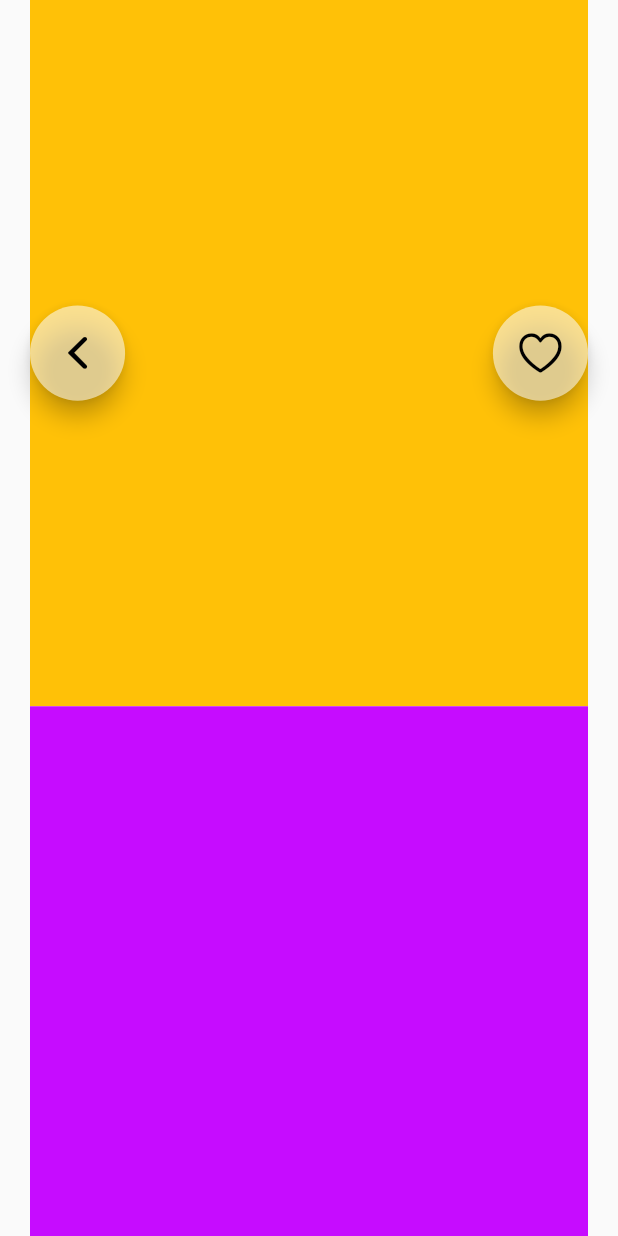
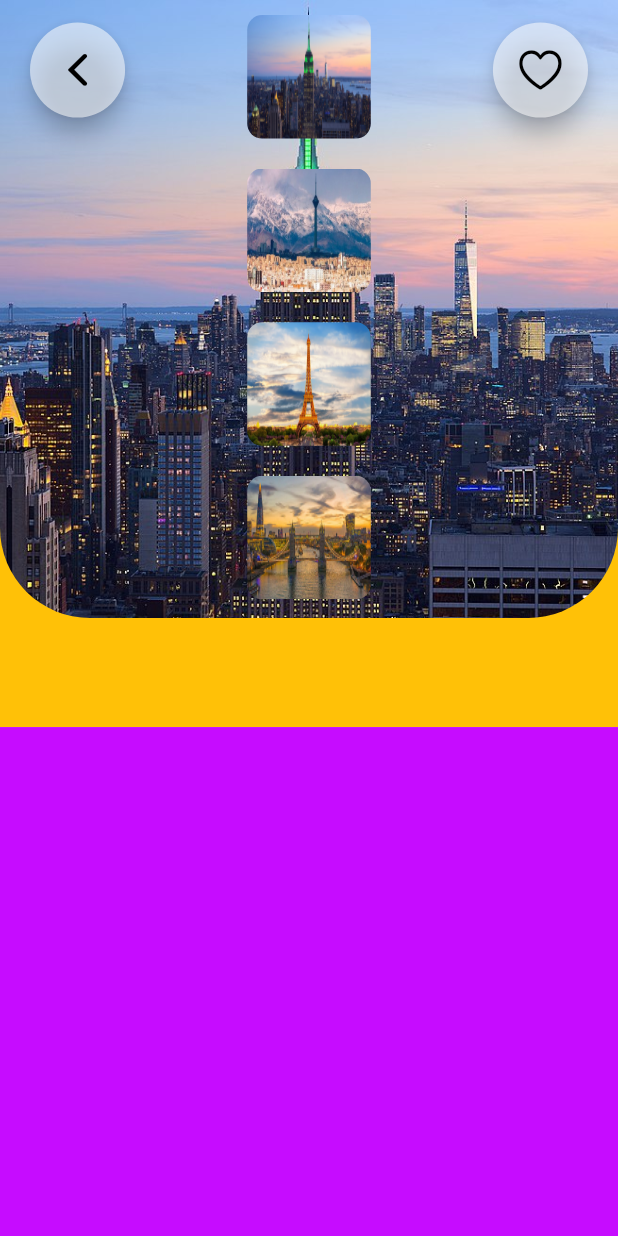
Before and after one commit to aminmk99/travel-app, a Flutter app: the screen it shows after launch, on a phone screen of 412 x 824 dp. Run offline on Flutter 3.47's test engine with Material 2 defaults, Android fonts, the phone set to English and light mode, and no system bars.

Commit message:
Created list of images

```diff
--- a/lib/screens/main_screen.dart
+++ b/lib/screens/main_screen.dart
@@ -1,25 +1,41 @@
 import 'package:flutter/material.dart';
-import 'package:flutter/src/foundation/key.dart';
-import 'package:flutter/src/widgets/framework.dart';
-import 'package:travel_app/widgets/lower_widget.dart';
-import 'package:travel_app/widgets/upper_widget.dart';
+import 'package:travel_app/widgets/banner_image.dart';
+import 'package:travel_app/widgets/list_of_images.dart';
+import 'package:travel_app/widgets/my_app_bar.dart';
 
 class MainScreen extends StatelessWidget {
-  const MainScreen({Key? key}) : super(key: key);
+  MainScreen({Key? key}) : super(key: key);
+
+  int _selectedIndex = 0;
+
+  double magnitude = 13;
 
   @override
   Widget build(BuildContext context) {
     var size = MediaQuery.of(context).size;
     return Scaffold(
-      body: Padding(
-        padding: const EdgeInsets.symmetric(horizontal: 20),
-        child: SafeArea(
-          child: Column(
-            children: [
-              UpperWidget(),
-              LowerWidget(),
-            ],
-          ),
+      body: SafeArea(
+        child: Column(
+          children: [
+            // UpperWidget(),
+            Container(
+              width: double.infinity,
+              height: size.height / 1.7,
+              color: Colors.amber,
+              child: Stack(
+                children: [
+                  BannerImage(selectedIndex: _selectedIndex),
+                  MyAppBar(),
+                  ListOfImages(selectedIndex: _selectedIndex)
+                ],
+              ),
+            ),
+            Expanded(
+      child: Container(
+        color: Color.fromARGB(250, 197, 7, 255),
+      ),
+    ),
+          ],
         ),
       ),
     );
--- /dev/null
+++ b/lib/widgets/banner_image.dart
@@ -0,0 +1,29 @@
+import 'package:flutter/material.dart';
+import 'package:flutter/src/foundation/key.dart';
+import 'package:flutter/src/widgets/framework.dart';
+import 'package:travel_app/model/travel_model.dart';
+
+class BannerImage extends StatelessWidget {
+  BannerImage({required this.selectedIndex});
+
+  int selectedIndex;
+
+  @override
+  Widget build(BuildContext context) {
+    var size = MediaQuery.of(context).size;
+    return Container(
+      width: double.infinity,
+      height: size.height / 2,
+      decoration: BoxDecoration(
+        borderRadius: BorderRadius.only(
+          bottomLeft: Radius.circular(60),
+          bottomRight: Radius.circular(60),
+        ),
+        image: DecorationImage(
+          image: AssetImage(travelList[selectedIndex].image),
+          fit: BoxFit.cover,
+        ),
+      ),
+    );
+  }
+}
--- /dev/null
+++ b/lib/widgets/list_of_images.dart
@@ -0,0 +1,44 @@
+import 'package:flutter/material.dart';
+import 'package:flutter/src/foundation/key.dart';
+import 'package:flutter/src/widgets/framework.dart';
+
+import '../model/travel_model.dart';
+
+class ListOfImages extends StatelessWidget {
+   ListOfImages({required this.selectedIndex});
+
+  int selectedIndex;
+
+  @override
+  Widget build(BuildContext context) {
+    var size = MediaQuery.of(context).size;
+    return ListView.builder(
+      itemCount: travelList.length,
+      itemBuilder: (context, index) {
+        return Column(
+          children: [
+            Padding(
+              padding: const EdgeInsets.symmetric(vertical: 10),
+              child: ClipRRect(
+                borderRadius: BorderRadius.circular(10),
+                child: InkWell(
+                  onTap: () {
+                    print('image list');
+                  },
+                  child: AnimatedContainer(
+                      duration: Duration(milliseconds: 500),
+                      width: size.height / 10,
+                      height: size.height / 10,
+                      child: Image(
+                        image: AssetImage(travelList[index].image),
+                        fit: BoxFit.fill,
+                      )),
+                ),
+              ),
+            ),
+          ],
+        );
+      },
+    );
+  }
+}
--- a/lib/widgets/lower_widget.dart
+++ /dev/null
@@ -1,17 +0,0 @@
-import 'package:flutter/material.dart';
-import 'package:flutter/src/foundation/key.dart';
-import 'package:flutter/src/widgets/framework.dart';
-
-class LowerWidget extends StatelessWidget {
-  const LowerWidget({Key? key}) : super(key: key);
-
-  @override
-  Widget build(BuildContext context) {
-    var size = MediaQuery.of(context).size;
-    return Expanded(
-      child: Container(
-        color: Color.fromARGB(250, 197, 7, 255),
-      ),
-    );
-  }
-}
--- /dev/null
+++ b/lib/widgets/my_app_bar.dart
@@ -0,0 +1,38 @@
+import 'package:flutter/cupertino.dart';
+import 'package:flutter/src/foundation/key.dart';
+import 'package:flutter/src/widgets/framework.dart';
+import 'package:travel_app/widgets/upper_button.dart';
+
+class MyAppBar extends StatelessWidget {
+  const MyAppBar({Key? key}) : super(key: key);
+
+  @override
+  Widget build(BuildContext context) {
+
+    var size = MediaQuery.of(context).size;
+
+    return Positioned(
+            top: size.height / 55,
+            right: 0,
+            left: 0,
+            child: Padding(
+              padding: const EdgeInsets.symmetric(horizontal: 20),
+              child: Row(
+                mainAxisAlignment: MainAxisAlignment.spaceBetween,
+                children: [
+                  UpperButton(
+                      upperIcon: CupertinoIcons.back,
+                      upperFunc: () {
+                        print("back button");
+                      }),
+                  UpperButton(
+                      upperIcon: CupertinoIcons.heart,
+                      upperFunc: () {
+                        print("heart button");
+                      })
+                ],
+              ),
+            ),
+          );
+  }
+}
--- a/lib/widgets/upper_widget.dart
+++ /dev/null
@@ -1,25 +0,0 @@
-import 'package:flutter/cupertino.dart';
-import 'package:flutter/material.dart';
-import 'package:travel_app/widgets/upper_button.dart';
-
-class UpperWidget extends StatelessWidget {
-  const UpperWidget({Key? key}) : super(key: key);
-
-  @override
-  Widget build(BuildContext context) {
-    var size = MediaQuery.of(context).size;
-    double magnitude = 13;
-    return Container(
-      width: double.infinity,
-      height: size.height / 1.75,
-      color: Colors.amber,
-      child: Row(
-        mainAxisAlignment: MainAxisAlignment.spaceBetween,
-        children: [
-          UpperButton(upperIcon: CupertinoIcons.back, upperFunc: (){print("back button");}),
-          UpperButton(upperIcon: CupertinoIcons.heart, upperFunc: (){print("heart button");})
-        ],
-      ),
-    );
-  }
-}
```
Also changed, not shown: assets/images/Tehran.jpg.
